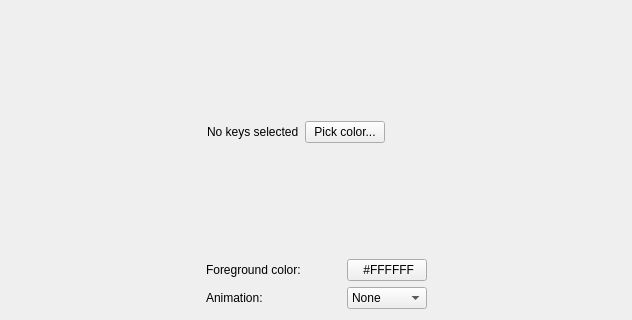
The window that src/ckb/kblightwidget.ui (ckb-next/ckb-next) describes before a commit, drawn with Qt 5; both pictures show x 0 to 632 and y 0 to 320 of the 632 by 483 pixel window.
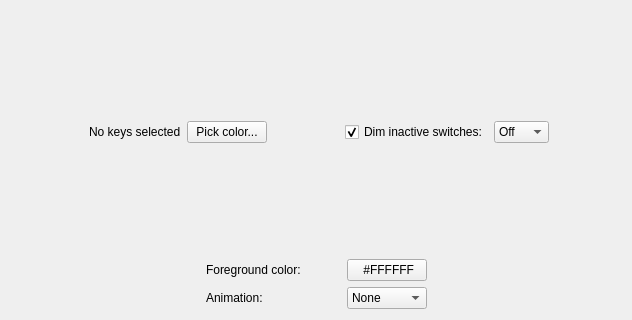
The same window after the commit. Custom widgets are drawn as their Qt base class.

Commit message: Add ability to dim inactive lights (M-keys, Win Lock) These lights will also be set to black when saving to hardware so that they look right when the device isn't connected to a driver.

What changed in the file:
```diff
--- a/src/ckb/kblightwidget.ui
+++ b/src/ckb/kblightwidget.ui
@@ -44,19 +44,45 @@
          </property>
         </spacer>
        </item>
-       <item row="0" column="0" rowspan="2" colspan="4">
-        <widget class="RgbWidget" name="rgbWidget" native="true">
-         <property name="sizePolicy">
-          <sizepolicy hsizetype="Fixed" vsizetype="Fixed">
-           <horstretch>0</horstretch>
-           <verstretch>0</verstretch>
-          </sizepolicy>
+       <item row="2" column="4">
+        <spacer name="horizontalSpacer_10">
+         <property name="orientation">
+          <enum>Qt::Horizontal</enum>
          </property>
-         <property name="minimumSize">
+         <property name="sizeType">
+          <enum>QSizePolicy::Minimum</enum>
+         </property>
+         <property name="sizeHint" stdset="0">
           <size>
-           <width>100</width>
-           <height>100</height>
+           <width>40</width>
+           <height>20</height>
           </size>
+         </property>
+        </spacer>
+       </item>
+       <item row="2" column="3">
+        <spacer name="verticalSpacer_4">
+         <property name="orientation">
+          <enum>Qt::Vertical</enum>
+         </property>
+         <property name="sizeType">
+          <enum>QSizePolicy::Fixed</enum>
+         </property>
+         <property name="sizeHint" stdset="0">
+          <size>
+           <width>20</width>
+           <height>30</height>
+          </size>
+         </property>
+        </spacer>
+       </item>
+       <item row="2" column="5">
+        <widget class="QCheckBox" name="inactiveCheck">
+         <property name="text">
+          <string>Dim inactive switches:</string>
+         </property>
+         <property name="checked">
+          <bool>true</bool>
          </property>
         </widget>
        </item>
@@ -90,7 +116,45 @@
          </property>
         </spacer>
        </item>
-       <item row="3" column="3">
+       <item row="2" column="6">
+        <widget class="QComboBox" name="inactiveLevelBox">
+         <property name="currentIndex">
+          <number>2</number>
+         </property>
+         <item>
+          <property name="text">
+           <string>50%</string>
+          </property>
+         </item>
+         <item>
+          <property name="text">
+           <string>25%</string>
+          </property>
+         </item>
+         <item>
+          <property name="text">
+           <string>Off</string>
+          </property>
+         </item>
+        </widget>
+       </item>
+       <item row="0" column="0" rowspan="2" colspan="7">
+        <widget class="RgbWidget" name="rgbWidget" native="true">
+         <property name="sizePolicy">
+          <sizepolicy hsizetype="Fixed" vsizetype="Fixed">
+           <horstretch>0</horstretch>
+           <verstretch>0</verstretch>
+          </sizepolicy>
+         </property>
+         <property name="minimumSize">
+          <size>
+           <width>100</width>
+           <height>100</height>
+          </size>
+         </property>
+        </widget>
+       </item>
+       <item row="3" column="3" colspan="4">
         <spacer name="horizontalSpacer_2">
          <property name="orientation">
           <enum>Qt::Horizontal</enum>
```
Left out of the diff: 16 changed lines with no effect on the pictures. The commit also changes 3 other files.
